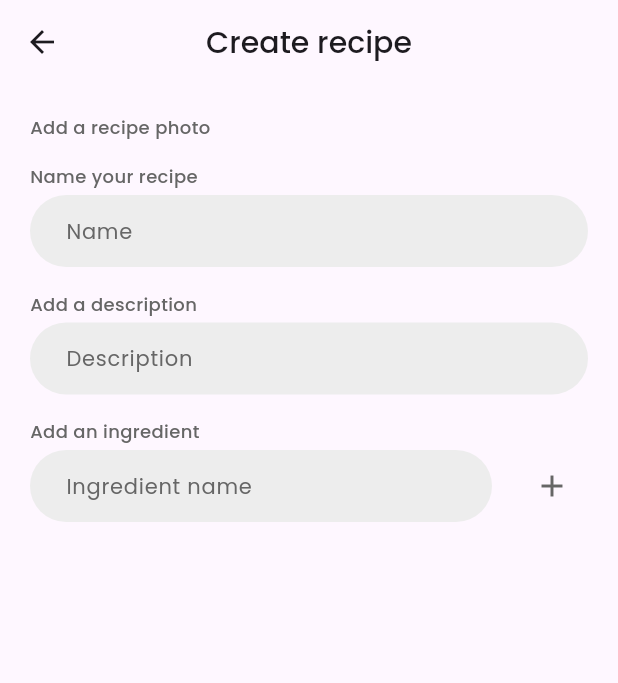
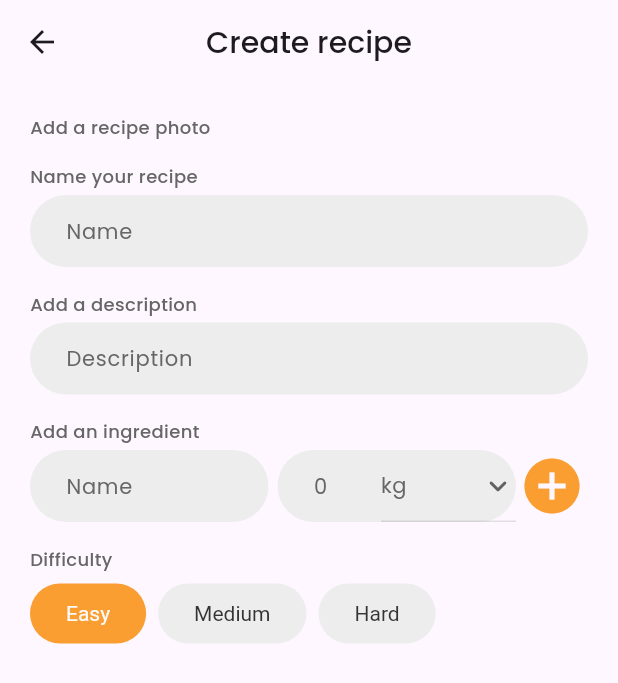
Before and after one commit to angelvlch/CooksCorner, a Flutter app: the CreateRecipeScreen screen opened by its route, on a phone screen of 412 x 824 dp. Shown: the top 683 px of the screen. Run offline on Flutter 3.47's test engine with Material 3 defaults, Android fonts, the phone set to English and light mode, and no system bars; our stand-ins replace bloc, cached_network_image, dio, flutter_bloc, flutter_svg.

Commit message:
create levels button for choice difficulty level

```diff
--- a/lib/features/create_recipe/presentation/create_recipe_screen.dart
+++ b/lib/features/create_recipe/presentation/create_recipe_screen.dart
@@ -1,8 +1,11 @@
 import 'package:cooks_corner/core/constants/app_colors.dart';
 import 'package:cooks_corner/core/constants/app_font.dart';
+import 'package:cooks_corner/core/constants/app_images.dart';
+import 'package:cooks_corner/features/create_recipe/presentation/widgets/level_button.dart';
 import 'package:cooks_corner/features/widgets/custom_text_field.dart';
 import 'package:flutter/cupertino.dart';
 import 'package:flutter/material.dart';
+import 'package:flutter_svg/svg.dart';
 
 class CreateRecipeScreen extends StatefulWidget {
   const CreateRecipeScreen({super.key});
@@ -12,11 +15,21 @@ class CreateRecipeScreen extends StatefulWidget {
 }
 
 class _CreateRecipeScreenState extends State<CreateRecipeScreen> {
+  String dropdownvalue = 'kg';
+
+  int _selectedIndex = 0;
+  var items = [
+    'kg',
+    'sp',
+    'g',
+    'Item 4',
+    'Item 5',
+  ];
   @override
   Widget build(BuildContext context) {
     return Scaffold(
       appBar: AppBar(
-        title: Text(
+        title: const Text(
           'Create recipe',
           style: AppFonts.s20w500,
         ),
@@ -32,54 +45,134 @@ class _CreateRecipeScreenState extends State<CreateRecipeScreen> {
                 'Add a recipe photo',
                 style: AppFonts.s12w500.copyWith(color: AppColors.textFaded),
               ),
-              SizedBox(height: 16),
+              const SizedBox(height: 16),
               Text(
                 'Name your recipe',
                 style: AppFonts.s12w500.copyWith(color: AppColors.textFaded),
               ),
-              SizedBox(height: 4),
+              const SizedBox(height: 4),
               CustomTextField(
                 onChanged: (_) {},
                 hintText: 'Name',
               ),
-              SizedBox(height: 16),
+              const SizedBox(height: 16),
               Text(
                 'Add a description',
                 style: AppFonts.s12w500.copyWith(color: AppColors.textFaded),
               ),
-              SizedBox(height: 4),
+              const SizedBox(height: 4),
               CustomTextField(
                 onChanged: (_) {},
                 hintText: 'Description',
               ),
-              SizedBox(height: 16),
+              const SizedBox(height: 16),
               Text(
                 'Add an ingredient',
                 style: AppFonts.s12w500.copyWith(color: AppColors.textFaded),
               ),
-              SizedBox(height: 4),
+              const SizedBox(height: 4),
               Row(
                 children: [
                   Expanded(
                     child: CustomTextField(
                       onChanged: (_) {},
-                      hintText: 'Ingredient name',
+                      hintText: 'Name',
                     ),
                   ),
-                  SizedBox(width: 16),
+                  const SizedBox(width: 6),
+                  Expanded(
+                    child: CustomTextField(
+                      hintText: '0',
+                      onChanged: (_) {},
+                      suffixIcon: _createDropButton(),
+                    ),
+                  ),
                   IconButton(
-                    icon: Icon(
-                      Icons.add,
-                      color: AppColors.textFaded,
+                    iconSize: 44,
+                    padding: EdgeInsetsDirectional.zero,
+                    icon: const Icon(
+                      Icons.add_circle,
+                      color: AppColors.orange,
                     ),
                     onPressed: () {},
                   )
                 ],
-              )
+              ),
+              const SizedBox(height: 16),
+              Text(
+                'Difficulty',
+                style: AppFonts.s12w500.copyWith(color: AppColors.textFaded),
+              ),
+              const SizedBox(height: 4),
+              _createRowButton(),
             ],
           ),
         ),
       ),
     );
   }
+
+  Widget _createDropButton() {
+    return SizedBox(
+      width: 90,
+      child: DropdownButtonFormField(
+        icon: const Icon(Icons.keyboard_arrow_down_rounded),
+        padding: const EdgeInsets.only(right: 20),
+        // elevation: 10,
+        decoration: const InputDecoration(enabled: false),
+        value: dropdownvalue,
+        onChanged: (value) {
+          setState(() {
+            dropdownvalue = value!;
+          });
+        },
+        items: items.map((String items) {
+          return DropdownMenuItem(
+            value: items,
+            child: Text(items,
+                style: AppFonts.s14w400.copyWith(color: AppColors.textFaded)),
+          );
+        }).toList(),
+      ),
+    );
+  }
+
+  Widget _createRowButton() {
+    List<Map> difficulties = [
+      {'id': 0, 'name': 'Easy'},
+      {'id': 1, 'name': 'Medium'},
+      {'id': 2, 'name': 'Hard'}
+    ];
+
+    return Row(
+      children: [
+        LevelButton(
+            level: difficulties[0],
+            selectedIndex: _selectedIndex,
+            onTap: () {
+              setState(() {
+                _selectedIndex = difficulties[0]['id'];
+              });
+            }),
+        SizedBox(width: 8),
+        LevelButton(
+            level: difficulties[1],
+            selectedIndex: _selectedIndex,
+            onTap: () {
+              setState(() {
+                _selectedIndex = difficulties[1]['id'];
+              });
+            }),
+        SizedBox(width: 8),
+        LevelButton(
+            level: difficulties[2],
+            selectedIndex: _selectedIndex,
+            onTap: () {
+              setState(() {
+                _selectedIndex = difficulties[2]['id'];
+              });
+            }),
+      ],
+    );
+  }
 }
--- /dev/null
+++ b/lib/features/create_recipe/presentation/widgets/level_button.dart
@@ -0,0 +1,43 @@
+import 'package:cooks_corner/core/constants/app_colors.dart';
+import 'package:cooks_corner/core/constants/app_font.dart';
+import 'package:flutter/cupertino.dart';
+import 'package:flutter/material.dart';
+
+class LevelButton extends StatelessWidget {
+  final Map level;
+  final int selectedIndex;
+  final Function() onTap;
+  const LevelButton({
+    super.key,
+    required this.level,
+    required this.selectedIndex,
+    required this.onTap,
+  });
+
+  @override
+  Widget build(BuildContext context) {
+    return ElevatedButton(
+      style: ButtonStyle(
+        foregroundColor: MaterialStateColor.resolveWith((states) {
+          if (selectedIndex != level['id']) {
+            return AppColors.text;
+          } else {
+            return AppColors.background;
+          }
+        }),
+        elevation: const MaterialStatePropertyAll(0),
+        textStyle: MaterialStateProperty.all(TextStyle()),
+        backgroundColor: MaterialStateProperty.resolveWith<Color>((_) {
+          if (selectedIndex != level['id']) {
+            return AppColors.inputFieldBackground;
+          }
+          return AppColors.orange;
+        }),
+      ),
+      onPressed: onTap,
+      child: Text(
+        level['name'],
+      ),
+    );
+  }
+}
```
